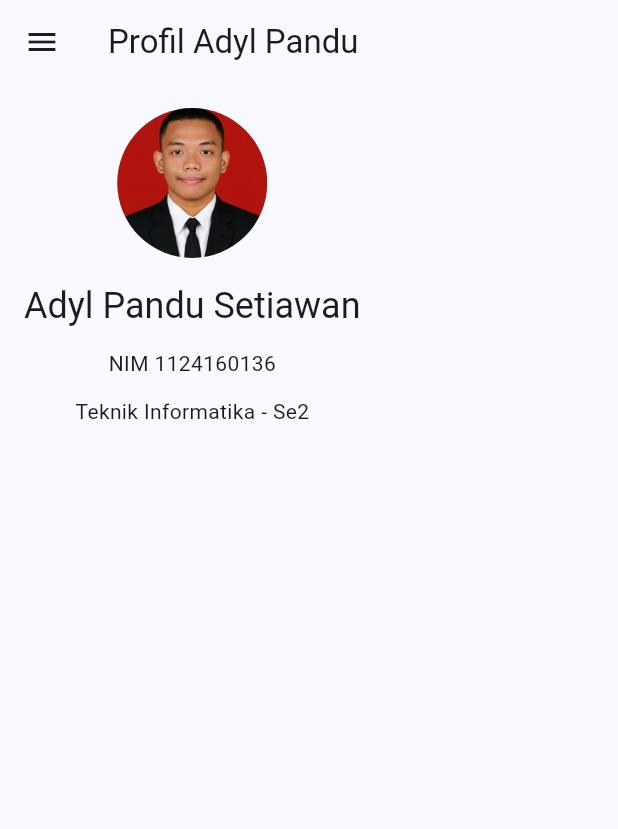
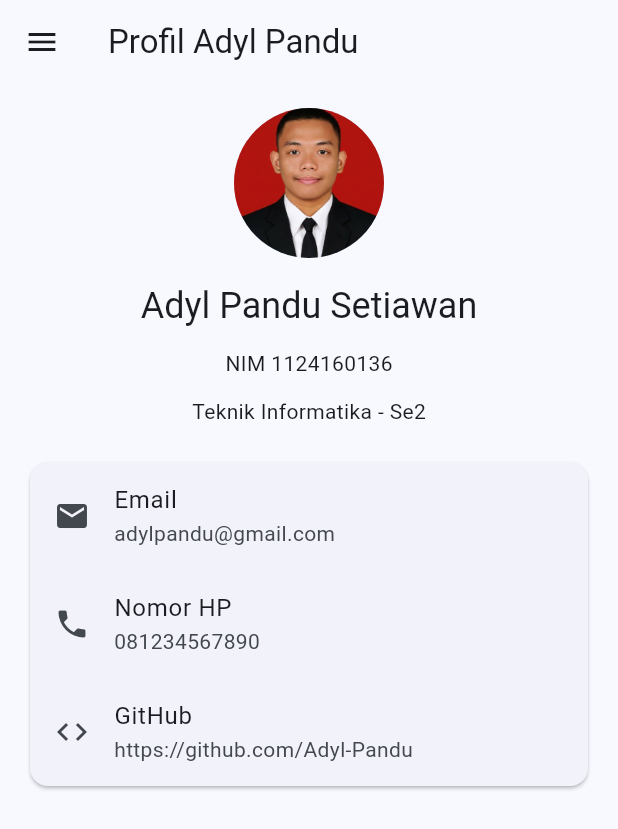
Before and after one commit to Adyl-Pandu/utsmobile, a Flutter app: the ProfilePage screen opened by its route, on a phone screen of 412 x 824 dp. Shown: the top 829 px of the screen. Run offline on Flutter 3.47's test engine with Material 3 defaults, Android fonts, the phone set to English and light mode, and no system bars.

Commit message:
buat komponen card

```diff
--- a/soal2_profi_app/lib/profile_page.dart
+++ b/soal2_profi_app/lib/profile_page.dart
@@ -67,6 +67,27 @@ class ProfilePage extends StatelessWidget {
                 style: Theme.of(context).textTheme.bodyMedium,
               ),
               const SizedBox(height: 20),
+              Card(
+                child: Column(
+                  children: [
+                    ListTile(
+                      leading: const Icon(Icons.email),
+                      title: const Text('Email'),
+                      subtitle: Text(email),
+                    ),
+                    ListTile(
+                      leading: const Icon(Icons.phone),
+                      title: const Text('Nomor HP'),
+                      subtitle: Text(hp),
+                    ),
+                    ListTile(
+                      leading: const Icon(Icons.code),
+                      title: const Text('GitHub'),
+                      subtitle: Text(github),
+                    ),
+                  ],
+                ),
+              )
             ],
           ),
         ),
```
